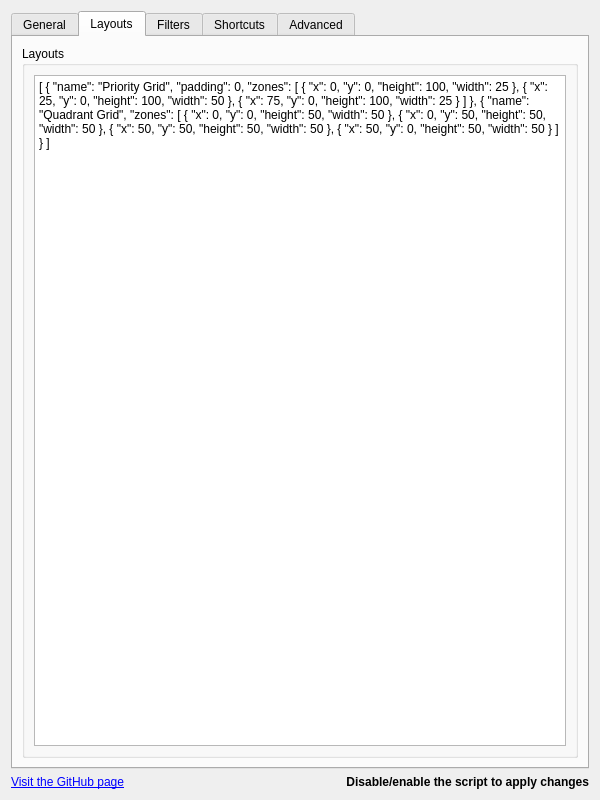
jcearnal/magnetile, file src/contents/ui/config.ui: the form before one commit.
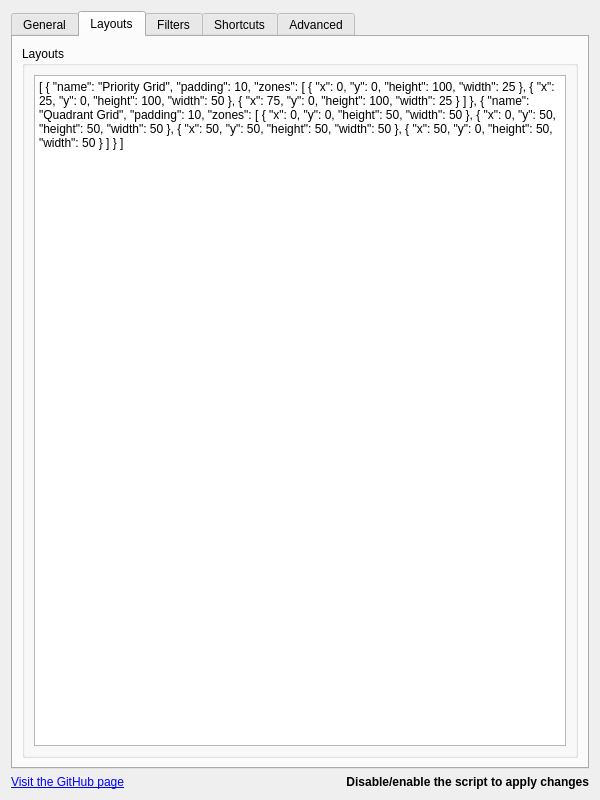
The form after the commit. The open tabs and pages were chosen to show the change. Icons and pictures are not drawn.

Commit message: Fix merged zone connected resizing

The edit to the form file:
```diff
--- a/src/contents/ui/config.ui
+++ b/src/contents/ui/config.ui
@@ -401,7 +401,7 @@
                     <item>
                       <widget class="QPlainTextEdit" name="kcfg_layoutsJson">
                         <property name="plainText">
-                          <string>[ { &quot;name&quot;: &quot;Priority Grid&quot;, &quot;padding&quot;: 0, &quot;zones&quot;: [ { &quot;x&quot;: 0, &quot;y&quot;: 0, &quot;height&quot;: 100, &quot;width&quot;: 25 }, { &quot;x&quot;: 25, &quot;y&quot;: 0, &quot;height&quot;: 100, &quot;width&quot;: 50 }, { &quot;x&quot;: 75, &quot;y&quot;: 0, &quot;height&quot;: 100, &quot;width&quot;: 25 } ] }, { &quot;name&quot;: &quot;Quadrant Grid&quot;, &quot;zones&quot;: [ { &quot;x&quot;: 0, &quot;y&quot;: 0, &quot;height&quot;: 50, &quot;width&quot;: 50 }, { &quot;x&quot;: 0, &quot;y&quot;: 50, &quot;height&quot;: 50, &quot;width&quot;: 50 }, { &quot;x&quot;: 50, &quot;y&quot;: 50, &quot;height&quot;: 50, &quot;width&quot;: 50 }, { &quot;x&quot;: 50, &quot;y&quot;: 0, &quot;height&quot;: 50, &quot;width&quot;: 50 } ] } ]</string>
+                          <string>[ { &quot;name&quot;: &quot;Priority Grid&quot;, &quot;padding&quot;: 10, &quot;zones&quot;: [ { &quot;x&quot;: 0, &quot;y&quot;: 0, &quot;height&quot;: 100, &quot;width&quot;: 25 }, { &quot;x&quot;: 25, &quot;y&quot;: 0, &quot;height&quot;: 100, &quot;width&quot;: 50 }, { &quot;x&quot;: 75, &quot;y&quot;: 0, &quot;height&quot;: 100, &quot;width&quot;: 25 } ] }, { &quot;name&quot;: &quot;Quadrant Grid&quot;, &quot;padding&quot;: 10, &quot;zones&quot;: [ { &quot;x&quot;: 0, &quot;y&quot;: 0, &quot;height&quot;: 50, &quot;width&quot;: 50 }, { &quot;x&quot;: 0, &quot;y&quot;: 50, &quot;height&quot;: 50, &quot;width&quot;: 50 }, { &quot;x&quot;: 50, &quot;y&quot;: 50, &quot;height&quot;: 50, &quot;width&quot;: 50 }, { &quot;x&quot;: 50, &quot;y&quot;: 0, &quot;height&quot;: 50, &quot;width&quot;: 50 } ] } ]</string>
                         </property>
                       </widget>
                     </item>
```
The commit also changes 10 other files.
